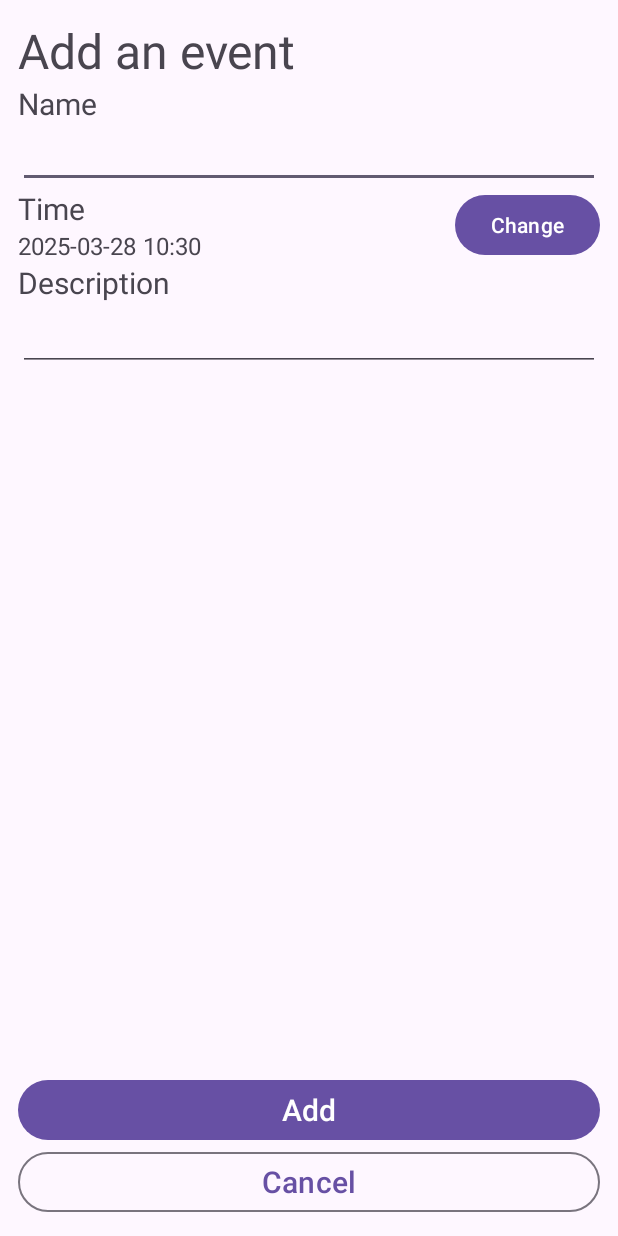
After one commit to PrestonDuChunMan/CSCI3310_pj, an Android app: the CourtEventAddActivity screen opened directly, with no data from a screen before it, on a phone screen of 412 x 824 dp. The commit adds this screen. Run offline under Robolectric (Android 15) with nearby library versions, the phone set to English and light mode, and no system bars.

Commit message:
working server, can add event

```diff
--- a/app/src/main/AndroidManifest.xml
+++ b/app/src/main/AndroidManifest.xml
@@ -26,6 +26,12 @@
             android:name=".CourtDetailActivity"
             android:exported="false" />
         <activity
+            android:name=".CourtEventActivity"
+            android:exported="false" />
+        <activity
+            android:name=".CourtEventAddActivity"
+            android:exported="false" />
+        <activity
             android:name=".PlayerStatisticsActivity"
             android:exported="false" />
         <activity
--- /dev/null
+++ b/app/src/main/java/edu/cuhk/csci3310/basketball_app/CourtEventAddActivity.java
@@ -0,0 +1,110 @@
+package edu.cuhk.csci3310.basketball_app;
+
+import android.app.DatePickerDialog;
+import android.app.TimePickerDialog;
+import android.content.Intent;
+import android.os.Bundle;
+import android.util.Log;
+import android.view.View;
+import android.widget.DatePicker;
+import android.widget.EditText;
+import android.widget.TextView;
+import android.widget.TimePicker;
+import android.widget.Toast;
+
+import androidx.annotation.Nullable;
+import androidx.appcompat.app.AppCompatActivity;
+
+import java.time.LocalDateTime;
+import java.time.format.DateTimeFormatter;
+
+import edu.cuhk.csci3310.basketball_app.api.ApiHandler;
+import edu.cuhk.csci3310.basketball_app.fragments.DatePickerFragment;
+import edu.cuhk.csci3310.basketball_app.fragments.TimePickerFragment;
+import edu.cuhk.csci3310.basketball_app.models.server.NewCourtEvent;
+import edu.cuhk.csci3310.basketball_app.models.server.ServerResponse;
+import retrofit2.Call;
+import retrofit2.Callback;
+import retrofit2.Response;
+
+public class CourtEventAddActivity extends AppCompatActivity implements DatePickerDialog.OnDateSetListener, TimePickerDialog.OnTimeSetListener {
+    public static final String TAG = "court_event_add";
+    private EditText nameView, descriptionView;
+    private TextView timeView;
+
+    private ApiHandler apiHandler;
+
+    private LocalDateTime mDateTime;
+    private int mCourtId;
+
+    @Override
+    protected void onCreate(@Nullable Bundle savedInstanceState) {
+        super.onCreate(savedInstanceState);
+        setContentView(R.layout.activity_court_event_add);
+
+        this.nameView = findViewById(R.id.value_name);
+        this.descriptionView = findViewById(R.id.value_description);
+        this.timeView = findViewById(R.id.value_time);
+        this.apiHandler = ApiHandler.getInstance();
+
+        Intent intent = getIntent();
+        this.mCourtId = intent.getIntExtra("courtId", -1);
+        this.mDateTime = LocalDateTime.now();
+
+        this.setTimeViewText();
+
+        findViewById(R.id.button_time).setOnClickListener(view -> {
+            DatePickerFragment fragment = new DatePickerFragment(this.mDateTime, this);
+            fragment.show(getSupportFragmentManager(), "datePicker");
+        });
+    }
+
+    @Override
+    public void onDateSet(DatePicker datePicker, int year, int month, int day) {
+        if (this.mDateTime == null) this.mDateTime = LocalDateTime.of(year, month, day, 0, 0);
+        else this.mDateTime = this.mDateTime.withYear(year).withMonth(month).withDayOfMonth(day);
+
+        this.setTimeViewText();
+
+        TimePickerFragment fragment = new TimePickerFragment(this.mDateTime, this);
+        fragment.show(getSupportFragmentManager(), "timePicker");
+    }
+
+    @Override
+    public void onTimeSet(TimePicker timePicker, int hour, int minute) {
+        if (this.mDateTime == null) this.mDateTime = LocalDateTime.now();
+        this.mDateTime = this.mDateTime.withHour(hour).withMinute(minute);
+        this.setTimeViewText();
+    }
+
+    private void setTimeViewText() {
+        this.timeView.setText(this.mDateTime.format(DateTimeFormatter.ofPattern("yyyy-MM-dd HH:mm")));
+    }
+
+    public void cancel(View view) {
+        finish();
+    }
+
+    public void add(View view) {
+        if (this.mCourtId >= 0) {
+            Call<ServerResponse<Void>> call = this.apiHandler.addCourtEvent(this.mCourtId, new NewCourtEvent(this.nameView.getText().toString(), this.descriptionView.getText().toString(), this.mDateTime));
+            call.enqueue(new Callback<>() {
+                @Override
+                public void onResponse(Call<ServerResponse<Void>> call, Response<ServerResponse<Void>> response) {
+                    if (response.isSuccessful() && response.body().isSuccess()) {
+                        Toast.makeText(CourtEventAddActivity.this, "Added new event to court", Toast.LENGTH_SHORT).show();
+                        finish();
+                    } else {
+                        Toast.makeText(CourtEventAddActivity.this, "Failed to add new event to court", Toast.LENGTH_SHORT).show();
+                    }
+                }
+
+                @Override
+                public void onFailure(Call<ServerResponse<Void>> call, Throwable t) {
+                    Toast.makeText(CourtEventAddActivity.this, "Failed to add new event to court", Toast.LENGTH_SHORT).show();
+                    Log.e(TAG, "Failed to add new event to court", t);
+                }
+            });
+        }
+    }
+}
--- a/app/src/main/java/edu/cuhk/csci3310/basketball_app/api/CourtEventApiService.java
+++ b/app/src/main/java/edu/cuhk/csci3310/basketball_app/api/CourtEventApiService.java
@@ -2,8 +2,12 @@ package edu.cuhk.csci3310.basketball_app.api;
 
 import edu.cuhk.csci3310.basketball_app.models.server.CourtEventListResponse;
 import edu.cuhk.csci3310.basketball_app.models.server.CourtEventResponse;
+import edu.cuhk.csci3310.basketball_app.models.server.NewCourtEvent;
+import edu.cuhk.csci3310.basketball_app.models.server.ServerResponse;
 import retrofit2.Call;
+import retrofit2.http.Body;
 import retrofit2.http.GET;
+import retrofit2.http.POST;
 import retrofit2.http.Path;
 
 // This uses a homemade server
@@ -13,4 +17,7 @@ public interface CourtEventApiService {
 
     @GET("api/court/{court_id}/event/{event_id}")
     Call<CourtEventResponse> getCourtEvent(@Path(value = "court_id", encoded = true) int courtId, @Path(value = "event_id", encoded = true) int eventId);
+
+    @POST("api/court/{court_id}/event")
+    Call<ServerResponse<Void>> addCourtEvent(@Path(value = "court_id", encoded = true) int courtId, @Body NewCourtEvent event);
 }
--- /dev/null
+++ b/app/src/main/res/layout/activity_court_event_add.xml
@@ -0,0 +1,120 @@
+<?xml version="1.0" encoding="utf-8"?>
+<androidx.constraintlayout.widget.ConstraintLayout xmlns:android="http://schemas.android.com/apk/res/android"
+    android:layout_width="match_parent"
+    android:layout_height="match_parent"
+    xmlns:app="http://schemas.android.com/apk/res-auto"
+    android:padding="12dp"
+    >
+
+    <TextView
+        android:id="@+id/label_title"
+        android:layout_width="wrap_content"
+        android:layout_height="wrap_content"
+        app:layout_constraintStart_toStartOf="parent"
+        app:layout_constraintTop_toTopOf="parent"
+        android:text="@string/court_event_add"
+        android:textSize="32sp"
+        android:layout_marginBottom="8dp"
+        />
+
+    <TextView
+        android:id="@+id/label_name"
+        android:layout_width="wrap_content"
+        android:layout_height="wrap_content"
+        android:text="@string/court_event_add_name"
+        app:layout_constraintStart_toStartOf="parent"
+        app:layout_constraintTop_toBottomOf="@id/label_title"
+        android:textSize="20sp"
+        />
+
+    <EditText
+        android:id="@+id/value_name"
+        android:layout_width="match_parent"
+        android:layout_height="wrap_content"
+        app:layout_constraintStart_toStartOf="parent"
+        app:layout_constraintTop_toBottomOf="@id/label_name"
+        android:textSize="16sp"
+        />
+
+    <androidx.constraintlayout.widget.ConstraintLayout
+        android:id="@+id/box_time"
+        android:layout_width="match_parent"
+        android:layout_height="wrap_content"
+        app:layout_constraintStart_toStartOf="parent"
+        app:layout_constraintTop_toBottomOf="@id/value_name"
+        >
+
+        <TextView
+            android:id="@+id/label_time"
+            android:layout_width="wrap_content"
+            android:layout_height="wrap_content"
+            android:text="@string/court_event_add_time"
+            app:layout_constraintStart_toStartOf="parent"
+            app:layout_constraintTop_toTopOf="parent"
+            android:textSize="20sp"
+            />
+
+        <TextView
+            android:id="@+id/value_time"
+            android:layout_width="match_parent"
+            android:layout_height="wrap_content"
+            android:text="@string/placeholder"
+            android:textSize="16sp"
+            app:layout_constraintStart_toStartOf="parent"
+            app:layout_constraintTop_toBottomOf="@id/label_time"
+            />
+
+        <Button
+            android:id="@+id/button_time"
+            android:layout_width="wrap_content"
+            android:layout_height="wrap_content"
+            app:layout_constraintEnd_toEndOf="parent"
+            app:layout_constraintTop_toTopOf="parent"
+            app:layout_constraintBottom_toBottomOf="parent"
+            android:text="@string/court_event_add_time_change"
+            />
+
+    </androidx.constraintlayout.widget.ConstraintLayout>
+
+    <TextView
+        android:id="@+id/label_description"
+        android:layout_width="wrap_content"
+        android:layout_height="wrap_content"
+        android:text="@string/court_event_add_description"
+        android:textSize="20sp"
+        app:layout_constraintTop_toBottomOf="@id/box_time"
+        app:layout_constraintStart_toStartOf="parent"
+        />
+
+    <EditText
+        android:id="@+id/value_description"
+        android:layout_width="match_parent"
+        android:layout_height="wrap_content"
+        android:gravity="top"
+        android:inputType="textMultiLine"
+        app:layout_constraintStart_toStartOf="parent"
+        app:layout_constraintTop_toBottomOf="@id/label_description"
+        />
+
+    <Button
+        android:id="@+id/button_cancel"
+        android:layout_width="match_parent"
+        android:layout_height="wrap_content"
+        app:layout_constraintBottom_toBottomOf="parent"
+        style="@style/Widget.Material3.Button.OutlinedButton"
+        android:text="@string/cancel"
+        android:textSize="20sp"
+        android:onClick="cancel"
+        />
+
+    <Button
+        android:id="@+id/button_add"
+        android:layout_width="match_parent"
+        android:layout_height="wrap_content"
+        app:layout_constraintBottom_toTopOf="@id/button_cancel"
+        android:text="@string/add"
+        android:textSize="20sp"
+        android:onClick="add"
+        />
+
+</androidx.constraintlayout.widget.ConstraintLayout>
--- a/app/src/main/res/values/strings.xml
+++ b/app/src/main/res/values/strings.xml
@@ -15,5 +15,14 @@
     <string name="court_subscribed">Subscribed</string>
     <string name="court_unsubscribed">Unsubscribed</string>
 
+    <string name="court_event_add">Add an event</string>
+    <string name="court_event_add_name">Name</string>
+    <string name="court_event_add_time">Time</string>
+    <string name="court_event_add_time_change">Change</string>
+    <string name="court_event_add_description">Description</string>
+
+    <string name="add">Add</string>
+    <string name="cancel">Cancel</string>
+
     <string name="placeholder">Placeholder</string>
 </resources>
```
Also changed, not shown: app/src/main/java/edu/cuhk/csci3310/basketball_app/CourtDetailActivity.java (+12 -0 lines), app/src/main/java/edu/cuhk/csci3310/basketball_app/api/ApiHandler.java (+7 -1 lines), app/src/main/java/edu/cuhk/csci3310/basketball_app/fragments/DatePickerFragment.java (added, +35 -0 lines), app/src/main/java/edu/cuhk/csci3310/basketball_app/fragments/TimePickerFragment.java (added, +35 -0 lines), app/src/main/java/edu/cuhk/csci3310/basketball_app/models/server/NewCourtEvent.java (added, +15 -0 lines).
